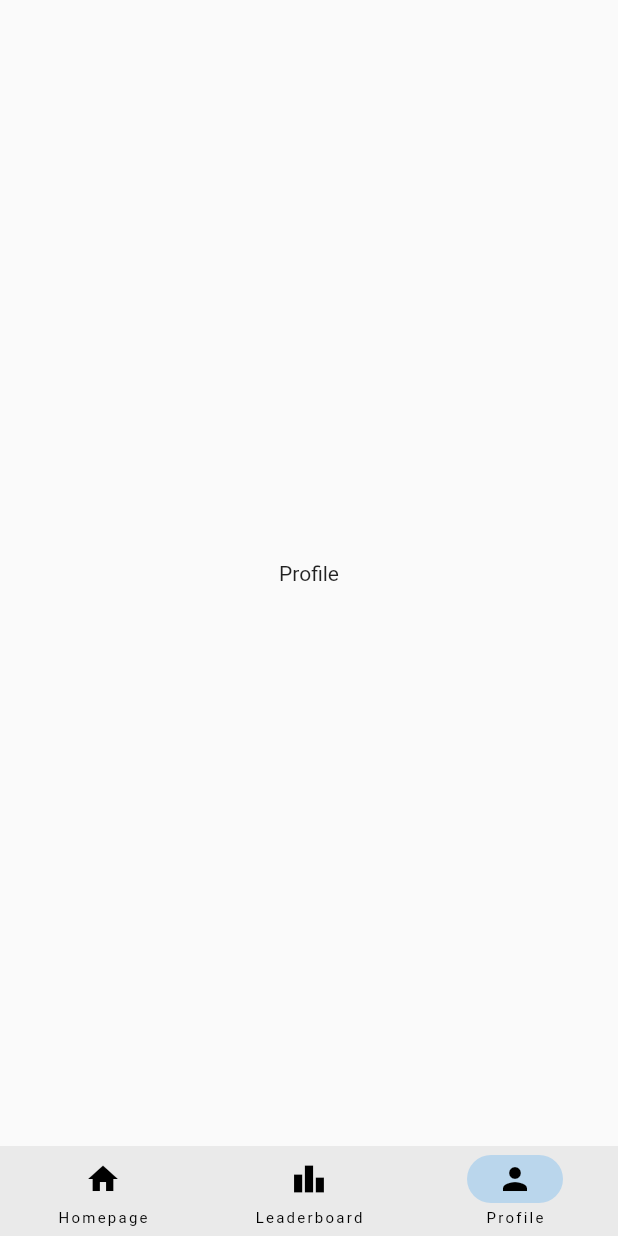
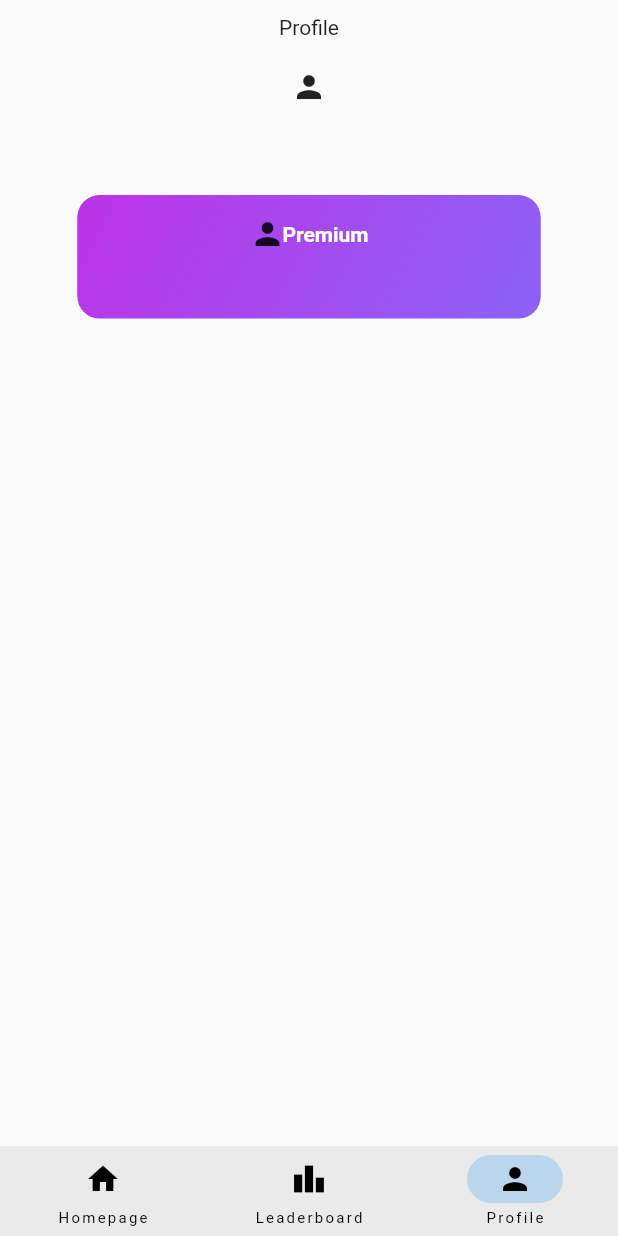
Before and after one commit to TUMorrowOfYesterday/OSM-Issues, a Flutter app: the screen it shows after launch, item 3 of the bottom bar chosen, on a phone screen of 412 x 824 dp. Run offline on Flutter 3.47's test engine with Material 2 defaults, Android fonts, the phone set to English and light mode, and no system bars; our stand-ins replace flutter_map, latlong2.

Commit message:
profile start

```diff
--- /dev/null
+++ b/app/lib/Placeholderpage.dart
@@ -0,0 +1,19 @@
+import 'package:flutter/material.dart';
+import 'package:flutter/src/widgets/container.dart';
+import 'package:flutter/src/widgets/framework.dart';
+
+class Placeholderpage extends StatefulWidget {
+  const Placeholderpage({super.key});
+
+  @override
+  State<Placeholderpage> createState() => _PlaceholderpageState();
+}
+
+class _PlaceholderpageState extends State<Placeholderpage> {
+  @override
+  Widget build(BuildContext context) {
+    return Container(
+      child: Center(child: Text('Test')),
+    );
+  }
+}
--- /dev/null
+++ b/app/lib/Provider/layoutprovider.dart
@@ -0,0 +1,16 @@
+import 'package:flutter/cupertino.dart';
+
+class LayoutProvider {
+  late double topBarHeight;
+  late double indentation;
+
+  LayoutProvider(BuildContext context) {
+    var aspectratio =
+        MediaQuery.of(context).size.height / MediaQuery.of(context).size.width;
+    if (aspectratio >= 2)
+      this.topBarHeight = MediaQuery.of(context).size.width * 2.16 * 0.043;
+    else
+      this.topBarHeight = MediaQuery.of(context).size.width * 1.78 * 0.050;
+    this.indentation = MediaQuery.of(context).size.width * 0.06;
+  }
+}
--- a/app/lib/main.dart
+++ b/app/lib/main.dart
@@ -1,3 +1,4 @@
+import 'package:app/profile.dart';
 import 'package:flutter/material.dart';
 
 import 'package:flutter_map/flutter_map.dart'; // Suitable for most situations
@@ -33,13 +34,13 @@ class _MyAppState extends State<MyApp> {
         // is not restarted.
         primarySwatch: Colors.blue,
       ),
-      home: const MyHomePage(title: 'OSM Issue Tracker'),
+      home: const MyHomePage(),
     );
   }
 }
 
 class MyHomePage extends StatefulWidget {
-  const MyHomePage({super.key, required this.title});
+  const MyHomePage({super.key});
 
   // This widget is the home page of your application. It is stateful, meaning
   // that it has a State object (defined below) that contains fields that affect
@@ -49,8 +50,6 @@ class MyHomePage extends StatefulWidget {
   // case the title) provided by the parent (in this case the App widget) and
   // used by the build method of the State. Fields in a Widget subclass are
   // always marked "final".
-
-  final String title;
 
   @override
   State<MyHomePage> createState() => _MyHomePageState();
@@ -62,7 +61,7 @@ class _MyHomePageState extends State<MyHomePage> {
   final pages = [
     Center(child: Text('Homepage')), // Put your pages in here
     Center(child: Text('Leaderboard')), // Put your pages in here
-    Center(child: Text('Profile')) // Put your pages in here
+    Profile() // Put your pages in here
   ];
 
   @override
--- /dev/null
+++ b/app/lib/profile.dart
@@ -0,0 +1,106 @@
+import 'package:app/Placeholderpage.dart';
+import 'package:app/main.dart';
+import 'package:flutter/cupertino.dart';
+import 'package:flutter/material.dart';
+import 'package:flutter/src/widgets/container.dart';
+import 'package:flutter/src/widgets/framework.dart';
+import 'package:provider/provider.dart';
+
+import 'Provider/layoutprovider.dart';
+
+class Profile extends StatefulWidget {
+  const Profile({super.key});
+
+  @override
+  State<Profile> createState() => _ProfileState();
+}
+
+class _ProfileState extends State<Profile> {
+  late LayoutProvider userProvider;
+  @override
+  Widget build(BuildContext context) {
+    var topBarHeight = LayoutProvider(context).topBarHeight;
+    var indentation = LayoutProvider(context).indentation;
+    return Scaffold(
+        body: SafeArea(
+      child: Column(
+        children: [
+          Row(
+            mainAxisAlignment: MainAxisAlignment.center,
+            crossAxisAlignment: CrossAxisAlignment.center,
+            children: const [
+              Padding(
+                padding: EdgeInsets.only(top: 10),
+                child: Text('Profile'),
+              )
+            ],
+          ),
+          Expanded(
+            child: SingleChildScrollView(
+              // Bounce Bounce
+              physics: const BouncingScrollPhysics(
+                parent: AlwaysScrollableScrollPhysics(),
+              ),
+              child: InkWell(
+                onTap: () => {},
+                child: Container(
+                  height: MediaQuery.of(context).size.height / 1.2,
+                  padding: const EdgeInsets.only(top: 20),
+                  child: Column(
+                    children: [
+                      const Center(child: Icon(Icons.person)),
+                      const SizedBox(height: 50),
+                      Padding(
+                        padding: const EdgeInsets.only(top: 10),
+                        child: Container(
+                          height: MediaQuery.of(context).size.width * 0.2,
+                          width: MediaQuery.of(context).size.width * 0.75,
+                          decoration: const BoxDecoration(
+                            borderRadius:
+                                BorderRadius.all(Radius.circular(15.0)),
+                            gradient: LinearGradient(
+                              colors: [Color(0xFFC030E6), Color(0xFF8865F7)],
+                              begin: Alignment(-1.0, -2.0),
+                              end: Alignment(1.0, 2.0),
+                            ),
+                          ),
+                          child: Column(
+                            children: [
+                              Row(
+                                mainAxisAlignment: MainAxisAlignment.center,
+                                children: [
+                                  Container(
+                                    width: 12.0,
+                                    child: const Icon(Icons.person),
+                                  ),
+                                  const SizedBox(
+                                    width: 10,
+                                  ),
+                                  const Padding(
+                                    padding:
+                                        EdgeInsets.symmetric(vertical: 18.0),
+                                    child: Text(
+                                      'Premium',
+                                      style: TextStyle(
+                                          fontSize: 14,
+                                          fontWeight: FontWeight.w600,
+                                          color: Colors.white),
+                                    ),
+                                  ),
+                                ],
+                              ),
+                            ],
+                          ),
+                        ),
+                      ),
+                    ],
+                  ),
+                ),
+              ),
+            ),
+          ),
+        ],
+      ),
+    ));
+  }
+}
--- a/app/pubspec.yaml
+++ b/app/pubspec.yaml
@@ -37,6 +37,7 @@ dependencies:
   # Use with the CupertinoIcons class for iOS style icons.
   cupertino_icons: ^1.0.2
   flutter_map: ^3.0.0
+  provider: ^6.0.4
 
 dev_dependencies:
   flutter_test:
```
